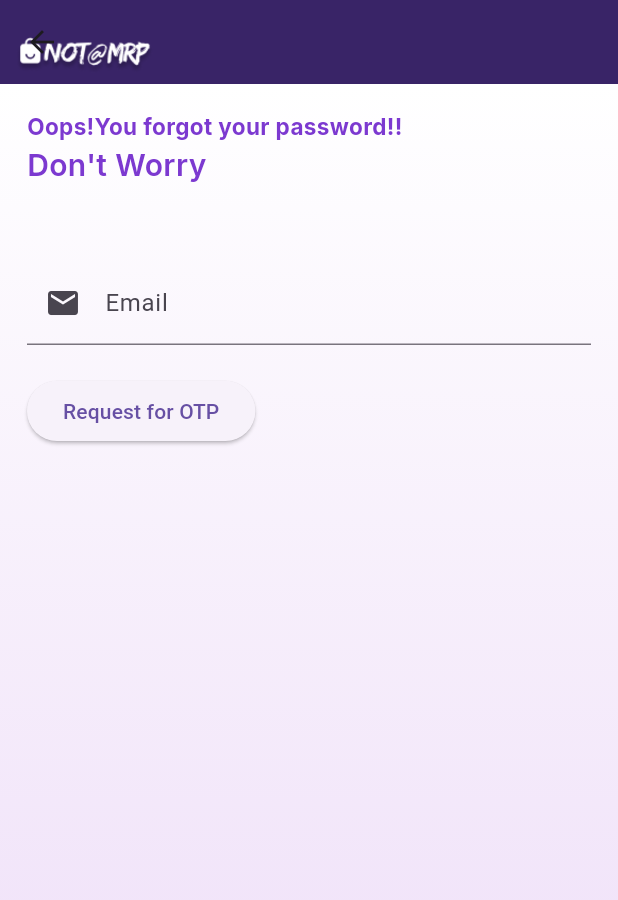
After one commit to Vikas-garg-tiet26/FlutterFirstHello, a Flutter app: the Forgotpassword1 screen opened by its route, on a phone screen of 412 x 824 dp. The commit adds this screen. Shown: the top 900 px of the screen. Run offline on Flutter 3.47's test engine with Material 3 defaults, Android fonts, the phone set to English and light mode, and no system bars; our stand-ins replace flutter_svg, font_awesome_flutter, google_fonts, image_picker, intl_phone_number_input, pinput; project files that could hold a hidden picture were left out.

Commit message:
forgotpassword

```diff
--- a/lib/main.dart
+++ b/lib/main.dart
@@ -1,5 +1,6 @@
 import 'package:flutter/material.dart';
 import 'package:notatmrp/screens/forgotpassword.dart';
+import 'package:notatmrp/screens/forgotpassword1.dart';
 // import 'package:notatmrp/screens/login.dart';
 import 'package:notatmrp/screens/login1.dart';
 import 'package:notatmrp/screens/navbar%20pages/home_page.dart';
@@ -20,7 +21,7 @@ class MyApp extends StatelessWidget {
       routes: {
         "/splash": (context) => const SplashScreen(),
         "/login": (context) => const Login1(),
-        "/forgotpassword": (context) => const Forgotpassword(),
+        "/forgotpassword": (context) => const Forgotpassword1(),
         "/homepage": (context) => const HomePage(),
       },
     );
--- /dev/null
+++ b/lib/screens/forgotpassword1.dart
@@ -0,0 +1,79 @@
+// SEND CODE  UI PENDING
+import 'package:flutter/material.dart';
+import 'package:google_fonts/google_fonts.dart';
+
+class Forgotpassword1 extends StatefulWidget {
+  const Forgotpassword1({super.key});
+
+  @override
+  State<Forgotpassword1> createState() => _Forgotpassword1State();
+}
+
+class _Forgotpassword1State extends State<Forgotpassword1> {
+  bool visiblepassword = true;
+  @override
+  Widget build(BuildContext context) {
+    return Scaffold(
+      appBar: AppBar(
+        backgroundColor: const Color.fromARGB(255, 57, 36, 103),
+        flexibleSpace: Image.asset(
+          'assets/logo2.png',
+          scale: 0.01,
+          filterQuality: FilterQuality.high,
+          alignment: Alignment.bottomLeft,
+        ),
+      ),
+      body: Container(
+        padding: const EdgeInsets.all(18),
+        height: MediaQuery.of(context).size.height,
+        decoration: const BoxDecoration(
+          gradient: LinearGradient(
+            begin: Alignment.bottomCenter,
+            end: Alignment.topCenter,
+            colors: [
+              Color.fromARGB(255, 236, 218, 247),
+              Color.fromRGBO(255, 255, 255, 1),
+            ],
+          ),
+        ),
+        child: SingleChildScrollView(
+          child: Column(
+            crossAxisAlignment: CrossAxisAlignment.start,
+            children: [
+              Text(
+                'Oops!You forgot your password!!',
+                style: GoogleFonts.inter(
+                    fontSize: 15,
+                    color: const Color.fromARGB(255, 124, 57, 208),
+                    fontWeight: FontWeight.w700),
+              ),
+              Text(
+                'Don\'t Worry',
+                style: GoogleFonts.inter(
+                    fontSize: 20,
+                    fontWeight: FontWeight.w600,
+                    color: const Color.fromARGB(255, 124, 57, 208)),
+              ),
+              const SizedBox(
+                height: 50,
+              ),
+              TextFormField(
+                decoration: const InputDecoration(
+                  labelText: 'Email',
+                  prefixIcon: Icon(Icons.email),
+                ),
+              ),
+              const SizedBox(height: 20),
+              ElevatedButton(
+                onPressed: () {
+                  // Navigator.pushNamed(context, '/homepage');
+                },
+                child: const Text('Request for OTP'),
+              ),
+            ],
+          ),
+        ),
+      ),
+    );
+  }
+}
--- a/lib/screens/login1.dart
+++ b/lib/screens/login1.dart
@@ -1,3 +1,4 @@
+// /// SIGNUP PAGE PENDING
 import 'package:flutter/material.dart';
 import 'package:google_fonts/google_fonts.dart';
 
```
Also changed, not shown: lib/screens/forgotpassword.dart (+25 -25 lines).
